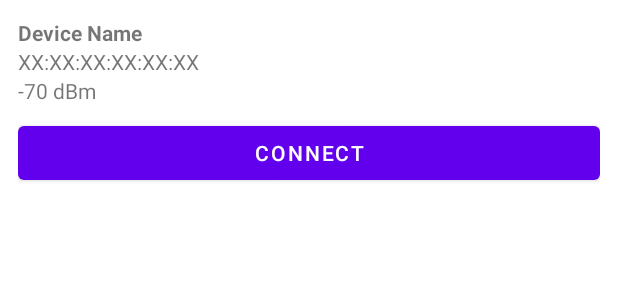
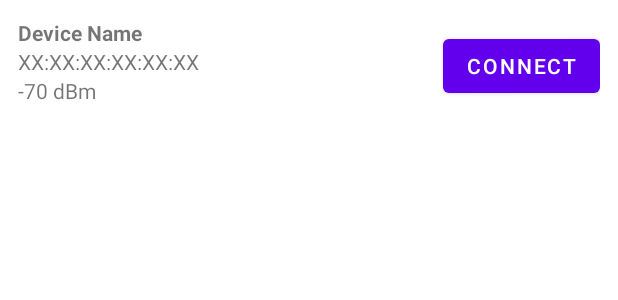
Before and after one commit to AxelKoerner/BLEAssignment2, an Android app: the layout item_device.xml on its own in the app's theme, with its tools: preview values and no code run, on a phone screen of 412 x 824 dp. Shown: the top 300 px of the screen. Run offline under Robolectric (Android 15) with nearby library versions, the phone set to English and light mode, and no system bars.

Commit message:
improved item device view

```diff
--- a/app/src/main/res/layout/item_device.xml
+++ b/app/src/main/res/layout/item_device.xml
@@ -2,16 +2,28 @@
 <LinearLayout xmlns:android="http://schemas.android.com/apk/res/android"
     android:layout_width="match_parent"
     android:layout_height="wrap_content"
+    android:background="?attr/selectableItemBackground"
     android:orientation="vertical"
-    android:padding="12dp"
-    android:background="?attr/selectableItemBackground">
+    android:padding="12dp">
+
+    <LinearLayout
+        android:layout_width="match_parent"
+        android:layout_height="match_parent"
+        android:orientation="horizontal"
+        >
+
+        <LinearLayout
+            android:layout_width="wrap_content"
+            android:layout_height="wrap_content"
+            android:orientation="vertical"
+            android:layout_weight="1">
 
             <TextView
                 android:id="@+id/device_name"
                 android:layout_width="match_parent"
                 android:layout_height="wrap_content"
                 android:text="Device Name"
-        android:textStyle="bold"/>
+                android:textStyle="bold" />
 
             <TextView
                 android:id="@+id/device_address"
@@ -25,10 +37,16 @@
                 android:layout_height="wrap_content"
                 android:text="-70 dBm" />
 
+        </LinearLayout>
+
         <Button
             android:id="@+id/connect_button"
-        android:layout_width="match_parent"
+            android:layout_width="wrap_content"
             android:layout_height="wrap_content"
-        android:text="Connect"
-        android:layout_marginTop="8dp"/>
+            android:layout_marginTop="8dp"
+            android:text="Connect" />
+
     </LinearLayout>
+
+
+</LinearLayout>
```
Lines whose indentation alone changed are shown as unchanged.
